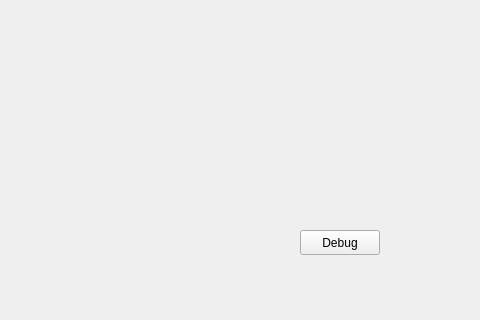
hencsat46/password_generator, file widget.ui: the form before one commit; both pictures show x 320 to 800 and y 280 to 600 of the 800 by 600 pixel window.
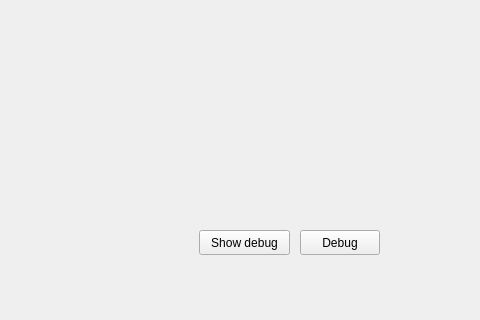
The form after the commit.

Commit message: added debug window

What changed in the file:
```diff
--- a/widget.ui
+++ b/widget.ui
@@ -191,6 +191,19 @@
     <string>Debug</string>
    </property>
   </widget>
+  <widget class="QPushButton" name="window_show">
+   <property name="geometry">
+    <rect>
+     <x>519</x>
+     <y>510</y>
+     <width>91</width>
+     <height>25</height>
+    </rect>
+   </property>
+   <property name="text">
+    <string>Show debug</string>
+   </property>
+  </widget>
  </widget>
  <resources/>
  <connections/>
```
The commit also changes 5 other files.
